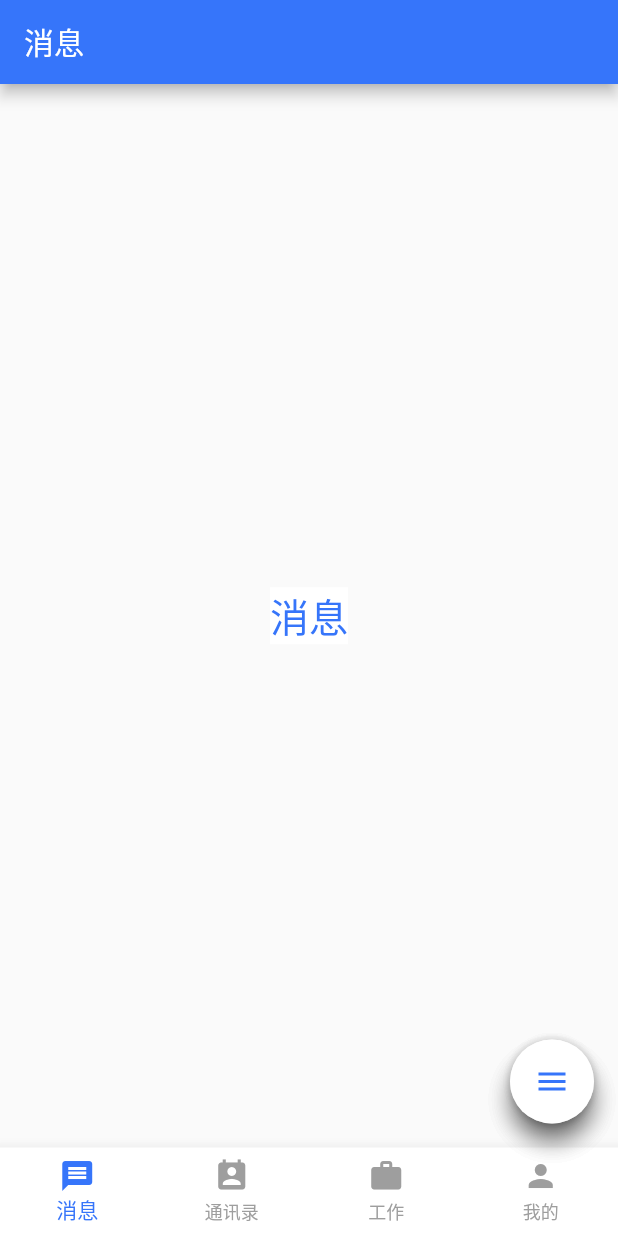
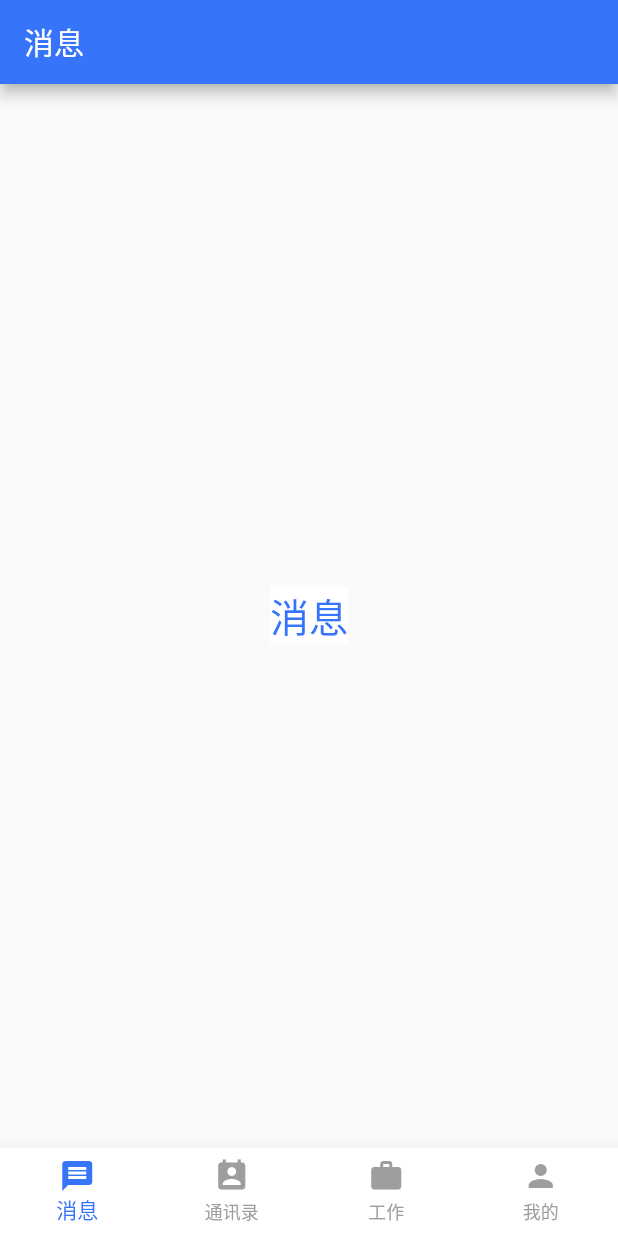
Before and after one commit to Reteyery/dfchat, a Flutter app: the HomeDart screen opened directly, on a phone screen of 412 x 824 dp. Run offline on Flutter 3.47's test engine with Material 2 defaults, Android fonts, the phone set to English and light mode, and no system bars; our stand-ins replace google_fonts.

Commit message:
Float button change to work

```diff
--- a/lib/navi/Home.dart
+++ b/lib/navi/Home.dart
@@ -28,41 +28,10 @@ class _MyHomePageState extends State<HomeDart> {
     FragmentMineDart(),
   ];
 
-  ///创建任务
-  Widget createTask() {
-    return Container(
-      child: FloatingActionButton(
-        onPressed: null,
-        heroTag: "task",
-        tooltip: 'task',
-        child: Icon(Icons.subject, color: Const.C_MAIN),
-      ),
-    );
-  }
-
-  ///创建日程
-  Widget createSchedule() {
-    return Container(
-      child: FloatingActionButton(
-        onPressed: null,
-        heroTag: "schedule",
-        tooltip: 'schedule',
-        child: Icon(Icons.schedule, color: Const.C_MAIN),
-      ),
-    );
-  }
-
   @override
   Widget build(BuildContext context) {
     return Scaffold(
       body: _children[_currentIndex],
-      floatingActionButton: AnimatedFloatingActionButton(
-        fabButtons: <Widget>[
-          createTask(),
-          createSchedule()
-        ],
-        animatedIconData: AnimatedIcons.menu_close,
-      ),
       bottomNavigationBar: BottomNavigationBar(
         currentIndex: _currentIndex,
         onTap: onTabSelected,
--- a/lib/view/AnimatedFloatingActionButton.dart
+++ b/lib/view/AnimatedFloatingActionButton.dart
@@ -87,12 +87,12 @@ class _AnimatedFloatingActionButtonState
   Widget toggle() {
     return Container(
       child: FloatingActionButton(
-        backgroundColor: Colors.white,
         onPressed: animate,
         tooltip: 'Toggle',
+        elevation: 5,
         child: AnimatedIcon(
+          color: Const.C_MAIN,
           icon: widget.animatedIconData,
-          color: Const.C_MAIN,
           progress: _animateIcon,
         ),
       ),
--- a/lib/widget/FragmentMessage.dart
+++ b/lib/widget/FragmentMessage.dart
@@ -3,11 +3,16 @@ import 'package:flutter/material.dart';
 
 /// @author 李扬
 /// @title 消息
-class FragmentMessageDart extends StatelessWidget{
+class FragmentMessageDart extends StatefulWidget{
+
+  @override
+  _MessageState createState() => _MessageState();
+}
+
+class _MessageState extends State<FragmentMessageDart>{
 
   @override
   Widget build(BuildContext context) {
-    List<String> titleString;
     return Scaffold(
         appBar: AppBar(
           automaticallyImplyLeading: false, //隐藏返回按钮
@@ -18,6 +23,7 @@ class FragmentMessageDart extends StatelessWidget{
             ),),
           backgroundColor: Const.C_MAIN,
         ),
+
         body: Center(
             child: Container(
               color: Colors.white,
@@ -29,4 +35,5 @@ class FragmentMessageDart extends StatelessWidget{
         )
     );
   }
+
 }
```
Also changed, not shown: lib/widget/FragmentWorkDart.dart (+35 -0 lines).
